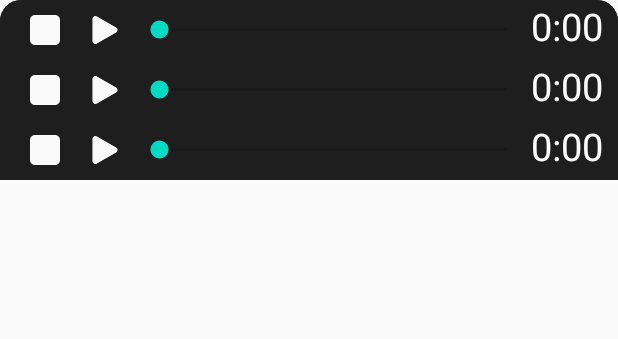
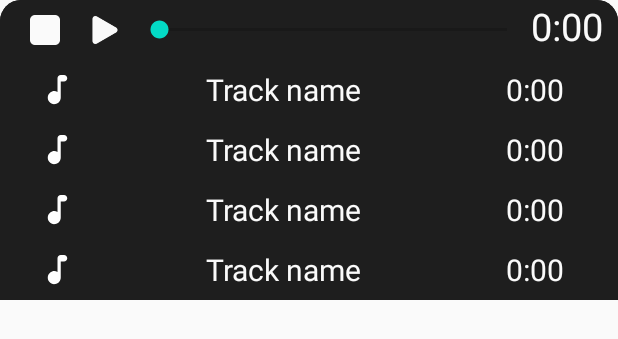
Before and after one commit to aifsbei/loopit, an Android app: the layout player_sheet.xml on its own in the app's theme, with its tools: preview values and no code run, on a phone screen of 412 x 824 dp. Shown: the top 339 px of the screen. Run offline under Robolectric (Android 15) with nearby library versions, the phone set to English and light mode, and no system bars.

```diff
--- /dev/null
+++ b/app/src/main/res/drawable-v24/round_audiotrack_24.xml
@@ -0,0 +1,9 @@
+<vector xmlns:android="http://schemas.android.com/apk/res/android"
+    android:width="20dp"
+    android:height="20dp"
+    android:viewportWidth="24"
+    android:viewportHeight="24">
+  <path
+      android:fillColor="#FFFFFF"
+      android:pathData="M12,5v8.55c-0.94,-0.54 -2.1,-0.75 -3.33,-0.32 -1.34,0.48 -2.37,1.67 -2.61,3.07 -0.46,2.74 1.86,5.08 4.59,4.65 1.96,-0.31 3.35,-2.11 3.35,-4.1V7h2c1.1,0 2,-0.9 2,-2s-0.9,-2 -2,-2h-2c-1.1,0 -2,0.9 -2,2z"/>
+</vector>
--- a/app/src/main/res/layout/player_sheet.xml
+++ b/app/src/main/res/layout/player_sheet.xml
@@ -56,92 +56,10 @@
 
     </LinearLayout>
 
-    <LinearLayout android:layout_width="match_parent"
-        android:layout_height="wrap_content"
-        android:orientation="horizontal"
-        android:id="@+id/mp2"
-        android:background="@color/colorPrimary">
-
-
-        <ImageButton
-            android:id="@+id/imageButton22"
-            android:layout_width="40dp"
-            android:layout_height="40dp"
-            android:layout_marginLeft="10dp"
-            android:layout_marginStart="10dp"
-            android:scaleType="fitStart"
-            android:background="@drawable/ic_stop2" />
-
-        <ImageButton
-            android:id="@+id/imageButton222"
-            android:layout_width="40dp"
-            android:layout_height="40dp"
-            android:scaleType="fitCenter"
-            android:background="@drawable/ic_play2" />
-
-        <SeekBar
-            android:id="@+id/seekBar2"
-            android:layout_width="wrap_content"
-            android:layout_height="match_parent"
-            android:layout_weight="1" />
-
-        <TextView
-            android:id="@+id/timeTextView2"
-            android:layout_width="wrap_content"
-            android:layout_height="wrap_content"
-            android:layout_gravity="right"
-            android:layout_marginEnd="10dp"
-            android:layout_marginRight="10dp"
-            android:text="0:00"
-            android:textColor="#FAFAFA"
-            android:textSize="25sp" />
-
-
-    </LinearLayout>
-
-    <LinearLayout android:layout_width="match_parent"
-        android:layout_height="wrap_content"
-        android:orientation="horizontal"
-        android:id="@+id/mp3"
-        android:background="@color/colorPrimary">
-
-
-        <ImageButton
-            android:id="@+id/imageButton23"
-            android:layout_width="40dp"
-            android:layout_height="40dp"
-            android:layout_marginLeft="10dp"
-            android:layout_marginStart="10dp"
-            android:scaleType="fitStart"
-            android:background="@drawable/ic_stop2" />
-
-        <ImageButton
-            android:id="@+id/imageButton333"
-            android:layout_width="40dp"
-            android:layout_height="40dp"
-            android:scaleType="fitCenter"
-            android:background="@drawable/ic_play2" />
-
-        <SeekBar
-            android:id="@+id/seekBar3"
-            android:layout_width="wrap_content"
-            android:layout_height="match_parent"
-            android:layout_weight="1" />
-
-        <TextView
-            android:id="@+id/timeTextView3"
-            android:layout_width="wrap_content"
-            android:layout_height="wrap_content"
-            android:layout_gravity="right"
-            android:layout_marginEnd="10dp"
-            android:layout_marginRight="10dp"
-            android:text="0:00"
-            android:textColor="#FAFAFA"
-            android:textSize="25sp" />
-
-
-    </LinearLayout>
-
+    <include layout="@layout/track_layout"/>
+    <include layout="@layout/track_layout"/>
+    <include layout="@layout/track_layout"/>
+    <include layout="@layout/track_layout"/>
 
     <androidx.recyclerview.widget.RecyclerView
         android:id="@+id/audio_list_view"
--- /dev/null
+++ b/app/src/main/res/layout/track_layout.xml
@@ -0,0 +1,42 @@
+<?xml version="1.0" encoding="utf-8"?>
+<LinearLayout android:layout_width="match_parent"
+    android:layout_height="wrap_content"
+    android:orientation="horizontal"
+    android:id="@+id/mp2"
+    android:background="@color/colorPrimary"
+    xmlns:android="http://schemas.android.com/apk/res/android">
+
+
+    <ImageView
+        android:layout_width="26dp"
+        android:layout_height="26dp"
+        android:layout_marginLeft="25dp"
+        android:layout_marginStart="25dp"
+        android:scaleType="fitStart"
+        android:background="@drawable/round_audiotrack_24"
+        android:layout_gravity="center"/>
+
+    <TextView
+        android:layout_width="wrap_content"
+        android:layout_height="40dp"
+        android:scaleType="fitCenter"
+        android:text="Track name"
+        android:gravity="center"
+        android:textColor="#FAFAFA"
+        android:textSize="20dp"
+        android:layout_weight="1"
+        />
+
+    <TextView
+        android:layout_width="60dp"
+        android:layout_height="40dp"
+        android:layout_gravity="right"
+        android:layout_marginEnd="25dp"
+        android:layout_marginRight="25dp"
+        android:text="0:00"
+        android:gravity="center"
+        android:textColor="#FAFAFA"
+        android:textSize="20sp" />
+
+
+</LinearLayout>
```
Also changed, not shown: app/src/main/java/com/tmvlg/loopit/Tab1.java (+51 -1 lines), app/src/main/res/drawable/button_start_rec.xml (added, +9 -0 lines), app/src/main/res/drawable/button_start_rec_outlined.xml (added, +9 -0 lines), app/src/main/res/layout/fragment_tab1.xml (+38 -0 lines), app/src/main/res/drawable-v24/round_audiotrack_black_18dp.png (added), app/src/main/res/drawable-v24/round_audiotrack_white_18dp.png (added).
